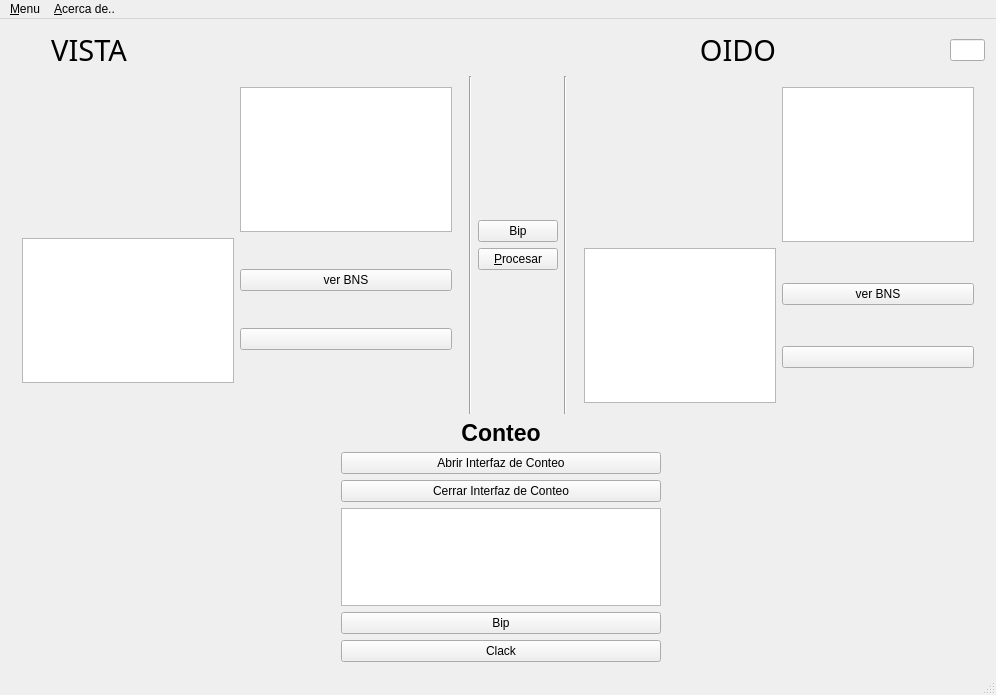
The window that Forms/mainwindow.ui (rgraterol/BrainCemisid-CopiaRicardo) describes before a commit, drawn with Qt 5.
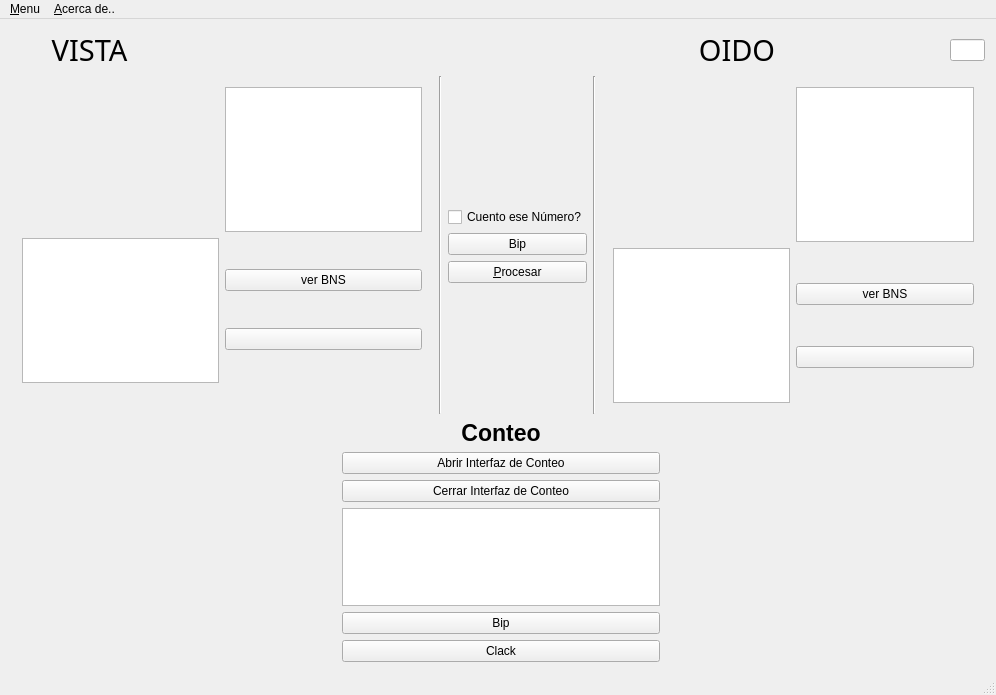
The same window after the commit. Icons and pictures are not drawn.

The edit to the form file:
```diff
--- a/Forms/mainwindow.ui
+++ b/Forms/mainwindow.ui
@@ -256,6 +256,13 @@
           </property>
          </spacer>
         </item>
+        <item>
+         <widget class="QCheckBox" name="checkBox_cuento">
+          <property name="text">
+           <string>Cuento ese Número?</string>
+          </property>
+         </widget>
+        </item>
         <item>
          <widget class="QPushButton" name="pushButtonBip">
           <property name="statusTip">
```
